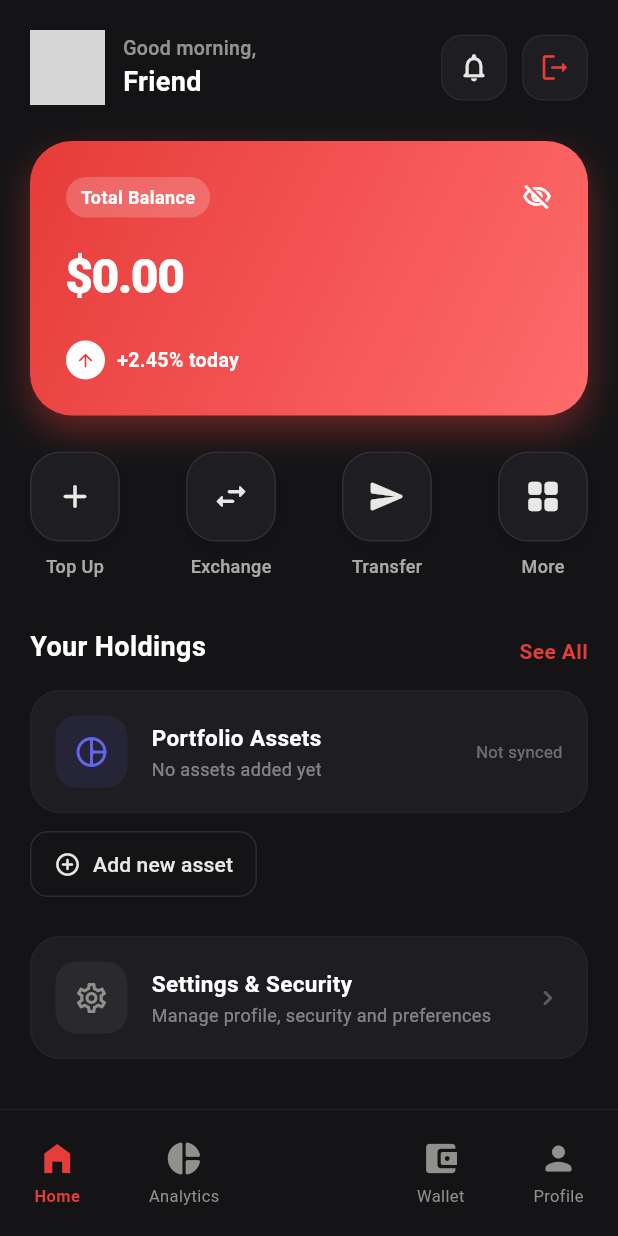
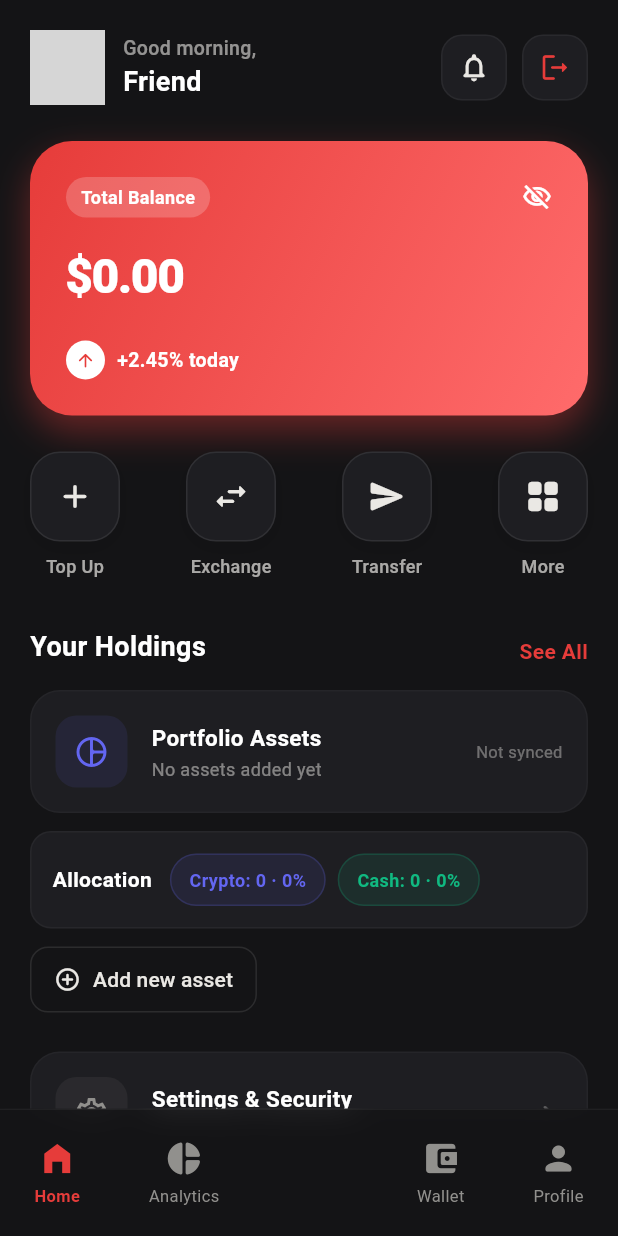
Before and after one commit to MORTAKI0/finmate, a Flutter app: the screen it shows once a user with an empty profile is signed in, on a phone screen of 412 x 824 dp. Run offline on Flutter 3.47's test engine with Material 3 defaults, Android fonts, the phone set to English and light mode, and no system bars; our stand-ins replace equatable, flutter_bloc, hive_flutter, supabase_flutter; accounts and stored records are empty; network calls fail; grey boxes are pictures that could not be loaded.

Commit message:
clossing the sprint 1

```diff
--- a/lib/features/dashboard/application/dashboard_cubit.dart
+++ b/lib/features/dashboard/application/dashboard_cubit.dart
@@ -27,9 +27,20 @@ class DashboardCubit extends Cubit<DashboardState> {
       final items = await holdingsRepo.listMine();
       final count = items.length;
       double total = 0;
+      double cryptoTotal = 0;
+      double cashTotal = 0;
+      int cryptoCount = 0;
+      int cashCount = 0;
       DateTime? last;
       for (final h in items) {
         total += (h.costBasis as num).toDouble();
+        if (h.type.toLowerCase() == 'crypto') {
+          cryptoTotal += (h.costBasis as num).toDouble();
+          cryptoCount += 1;
+        } else if (h.type.toLowerCase() == 'cash') {
+          cashTotal += (h.costBasis as num).toDouble();
+          cashCount += 1;
+        }
         if (last == null || h.updatedAt.isAfter(last)) last = h.updatedAt;
       }
       await queue.init();
@@ -43,6 +54,10 @@ class DashboardCubit extends Cubit<DashboardState> {
         lastUpdated: last,
         error: null,
         totalHoldingsCost: total,
+        cryptoHoldingsCost: cryptoTotal,
+        cashHoldingsCost: cashTotal,
+        cryptoHoldingsCount: cryptoCount,
+        cashHoldingsCount: cashCount,
       ));
     } catch (e) {
       emit(state.copyWith(loading: false, error: e.toString()));
--- a/lib/features/dashboard/application/dashboard_state.dart
+++ b/lib/features/dashboard/application/dashboard_state.dart
@@ -9,6 +9,10 @@ class DashboardState extends Equatable {
   final DateTime? lastUpdated;
   final String? error;
   final double? totalHoldingsCost;
+  final double cryptoHoldingsCost;
+  final double cashHoldingsCost;
+  final int cryptoHoldingsCount;
+  final int cashHoldingsCount;
 
   const DashboardState({
     required this.loading,
@@ -18,6 +22,10 @@ class DashboardState extends Equatable {
     this.lastUpdated,
     this.error,
     this.totalHoldingsCost,
+    this.cryptoHoldingsCost = 0,
+    this.cashHoldingsCost = 0,
+    this.cryptoHoldingsCount = 0,
+    this.cashHoldingsCount = 0,
   });
 
   factory DashboardState.initial() => const DashboardState(loading: true);
@@ -30,6 +38,10 @@ class DashboardState extends Equatable {
     DateTime? lastUpdated,
     String? error,
     double? totalHoldingsCost,
+    double? cryptoHoldingsCost,
+    double? cashHoldingsCost,
+    int? cryptoHoldingsCount,
+    int? cashHoldingsCount,
   }) {
     return DashboardState(
       loading: loading ?? this.loading,
@@ -39,6 +51,10 @@ class DashboardState extends Equatable {
       lastUpdated: lastUpdated ?? this.lastUpdated,
       error: error,
       totalHoldingsCost: totalHoldingsCost ?? this.totalHoldingsCost,
+      cryptoHoldingsCost: cryptoHoldingsCost ?? this.cryptoHoldingsCost,
+      cashHoldingsCost: cashHoldingsCost ?? this.cashHoldingsCost,
+      cryptoHoldingsCount: cryptoHoldingsCount ?? this.cryptoHoldingsCount,
+      cashHoldingsCount: cashHoldingsCount ?? this.cashHoldingsCount,
     );
   }
 
@@ -51,5 +67,9 @@ class DashboardState extends Equatable {
         lastUpdated,
         error,
         totalHoldingsCost,
+        cryptoHoldingsCost,
+        cashHoldingsCost,
+        cryptoHoldingsCount,
+        cashHoldingsCount,
       ];
 }
--- a/lib/features/dashboard/presentation/pages/dashboard_page.dart
+++ b/lib/features/dashboard/presentation/pages/dashboard_page.dart
@@ -54,6 +54,11 @@ class DashboardPage extends StatelessWidget {
           final totalText = state.totalHoldingsCost != null
               ? '\$${state.totalHoldingsCost!.toStringAsFixed(2)}'
               : '\$0.00';
+          final double total = (state.totalHoldingsCost ?? 0.0).clamp(0.0, double.infinity);
+          final double cryptoPct =
+              total > 0.0 ? (state.cryptoHoldingsCost / total) * 100.0 : 0.0;
+          final double cashPct =
+              total > 0.0 ? (state.cashHoldingsCost / total) * 100.0 : 0.0;
 
           return SafeArea(
             bottom: false,
@@ -306,6 +311,40 @@ class DashboardPage extends StatelessWidget {
                       style: TextStyle(color: kBeige.withValues(alpha: 0.4), fontSize: 11),
                     ),
                     onTap: () => _openHoldings(context),
+                  ),
+                  const SizedBox(height: 12),
+                  Container(
+                    padding: const EdgeInsets.all(14),
+                    decoration: BoxDecoration(
+                      color: kSurfaceColor,
+                      borderRadius: BorderRadius.circular(14),
+                      border: Border.all(color: kWhite.withValues(alpha: 0.04)),
+                    ),
+                    child: Row(
+                      children: [
+                        const Text(
+                          'Allocation',
+                          style: TextStyle(
+                            color: kWhite,
+                            fontWeight: FontWeight.w700,
+                          ),
+                        ),
+                        const SizedBox(width: 12),
+                        _AllocationChip(
+                          label: 'Crypto',
+                          count: state.cryptoHoldingsCount,
+                          percent: cryptoPct,
+                          color: const Color(0xFF6366F1),
+                        ),
+                        const SizedBox(width: 8),
+                        _AllocationChip(
+                          label: 'Cash',
+                          count: state.cashHoldingsCount,
+                          percent: cashPct,
+                          color: const Color(0xFF10B981),
+                        ),
+                      ],
+                    ),
                   ),
 
                   // Add Holding Button (Small)
@@ -588,3 +627,36 @@ class _NavBarItem extends StatelessWidget {
     );
   }
 }
+
+class _AllocationChip extends StatelessWidget {
+  final String label;
+  final int count;
+  final double percent;
+  final Color color;
+  const _AllocationChip({
+    required this.label,
+    required this.count,
+    required this.percent,
+    required this.color,
+  });
+
+  @override
+  Widget build(BuildContext context) {
+    return Container(
+      padding: const EdgeInsets.symmetric(horizontal: 12, vertical: 8),
+      decoration: BoxDecoration(
+        color: color.withValues(alpha: 0.1),
+        borderRadius: BorderRadius.circular(999),
+        border: Border.all(color: color.withValues(alpha: 0.2)),
+      ),
+      child: Text(
+        '$label: $count · ${percent.isNaN ? 0 : percent.toStringAsFixed(0)}%',
+        style: TextStyle(
+          color: color,
+          fontWeight: FontWeight.w700,
+          fontSize: 12,
+        ),
+      ),
+    );
+  }
+}
```
